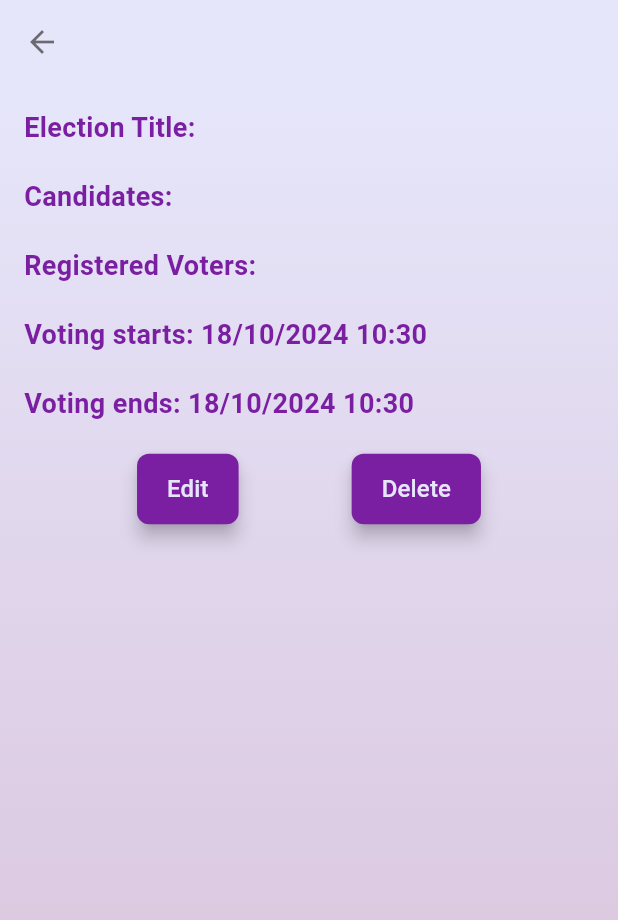
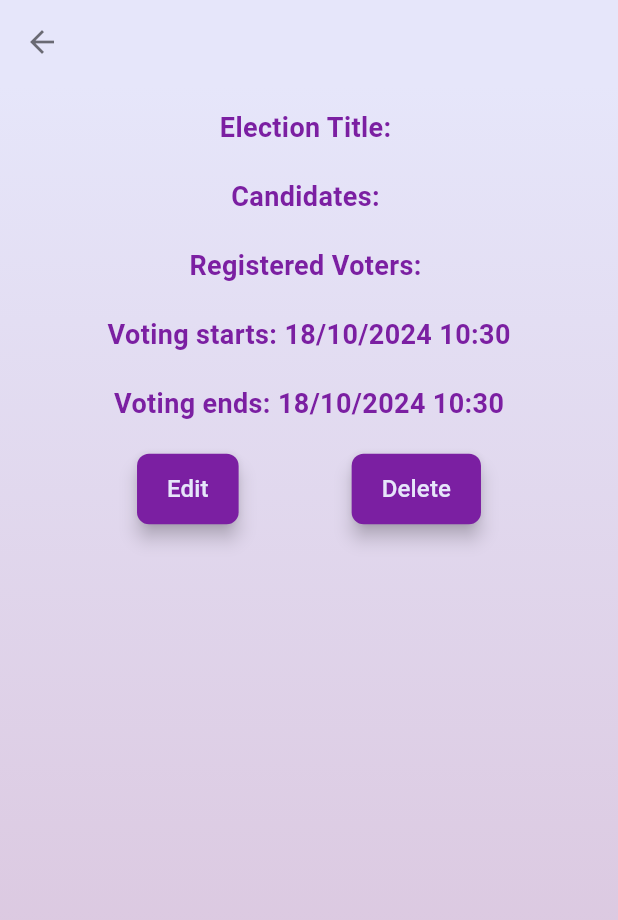
Before and after one commit to Atinuke-Manuels/Easy_Vote, a Flutter app: the ElectionDetailsScreen screen opened directly with empty values, on a phone screen of 412 x 824 dp. Shown: the top 920 px of the screen. Run offline on Flutter 3.47's test engine with Material 3 defaults, Android fonts, the phone set to English and light mode, and no system bars; our stand-ins replace cloud_firestore, firebase_auth, firebase_core, fl_chart, responsive_builder; accounts and stored records are empty; network calls fail.

```diff
--- a/lib/screens/mobile_screens/admin/admin_login_screen.dart
+++ b/lib/screens/mobile_screens/admin/admin_login_screen.dart
@@ -292,7 +292,7 @@ class _AdminLoginScreenState extends State<AdminLoginScreen> {
                   const SizedBox(height: 20),
                   CustomButton(
                     onPressed: _isLoading ? null : _submitLogin,
-                    child: Text(_isLoading ? 'Loading...' : 'Login'),
+                    child: Text(_isLoading ? 'Loading...' : 'L O G I N'),
                   ),
                   SizedBox(
                     height: 10,
--- a/lib/screens/mobile_screens/admin/election_details_screen.dart
+++ b/lib/screens/mobile_screens/admin/election_details_screen.dart
@@ -74,20 +74,23 @@ class ElectionDetailsScreen extends StatelessWidget {
 
     return Scaffold(
       appBar: AppBar(
-        title: Text(election.title),
+        title: Text(election.title, style: AppTextStyles.headingStyle(context),),
         centerTitle: true,
         backgroundColor: Theme.of(context).colorScheme.onPrimaryFixed,
         elevation: 0,
       ),
       body: Container(
+        width: double.infinity,
+        height: double.infinity,
         decoration: BoxDecoration(
           gradient: Provider.of<ThemeProvider>(context).backgroundGradient,
         ),
         child: Padding(
           padding: const EdgeInsets.all(16.0),
-          child: Center(
+          child: SingleChildScrollView(
+            reverse: false,
             child: Column(
-              crossAxisAlignment: CrossAxisAlignment.start,
+              crossAxisAlignment: CrossAxisAlignment.center,
               children: [
                 Text('Election Title: ${election.title}', style: AppTextStyles.headingStyle(context)),
                 const SizedBox(height: 20),
--- a/lib/screens/mobile_screens/auth/forgot_password_screen.dart
+++ b/lib/screens/mobile_screens/auth/forgot_password_screen.dart
@@ -112,7 +112,7 @@ class _ForgotPasswordScreenState extends State<ForgotPasswordScreen> {
                     child: Text(_isLoading ? 'Loading...' : 'Send Reset Link'),
                   ),
                   const SizedBox(height: 10),
-                  Row(
+                  Column(
                     mainAxisAlignment: MainAxisAlignment.center,
                     children: [
                       Text("You now remember your password?",
--- a/lib/screens/mobile_screens/auth/login_screen.dart
+++ b/lib/screens/mobile_screens/auth/login_screen.dart
@@ -286,7 +286,7 @@ class _LoginScreenState extends State<LoginScreen> {
                   const SizedBox(height: 20),
                   CustomButton(
                     onPressed: _isLoading ? null : _submitLogin,
-                    child: Text(_isLoading ? 'Loading...' : 'Login'),
+                    child: Text(_isLoading ? 'Loading...' : 'L O G I N'),
                   ),
                   SizedBox(height: 10),
                   Row(
--- a/lib/screens/mobile_screens/auth/sign_up_screen.dart
+++ b/lib/screens/mobile_screens/auth/sign_up_screen.dart
@@ -196,7 +196,7 @@ class _SignUpScreenState extends State<SignUpScreen> {
                 ),
                 CustomButton(
                   onPressed: _isLoading ? null : _submitSignup,
-                  child: Text(_isLoading ? 'Loading...' : 'Signup'),
+                  child: Text(_isLoading ? 'Loading...' : 'S I G N U P'),
                 ),
                 const SizedBox(
                   height: 10,
--- a/lib/screens/web_screens/web_admin/web_admin_login_screen.dart
+++ b/lib/screens/web_screens/web_admin/web_admin_login_screen.dart
@@ -273,7 +273,7 @@ class _WebAdminLoginScreenState extends State<WebAdminLoginScreen> {
                   const SizedBox(height: 20),
                   CustomButton(
                     onPressed: _isLoading ? null : _submitLogin,
-                    child: Text(_isLoading ? 'Loading...' : 'Login'),
+                    child: Text(_isLoading ? 'Loading...' : 'L O G I N'),
                   ),
                   SizedBox(
                     height: 10,
--- a/lib/screens/web_screens/web_admin/web_elections_details_screen.dart
+++ b/lib/screens/web_screens/web_admin/web_elections_details_screen.dart
@@ -92,6 +92,8 @@ class WebElectionDetailsScreen extends StatelessWidget {
           child: Container(
             alignment: Alignment.center,
             padding: const EdgeInsets.all(16.0),
+            child: SingleChildScrollView(
+              reverse: false,
               child: Column(
                 crossAxisAlignment: CrossAxisAlignment.center,
                 children: [
@@ -157,6 +159,7 @@ class WebElectionDetailsScreen extends StatelessWidget {
             ),
           ),
         ),
+      ),
     );
   }
 }
--- a/lib/screens/web_screens/web_auth/web_login_screen.dart
+++ b/lib/screens/web_screens/web_auth/web_login_screen.dart
@@ -266,7 +266,7 @@ class _WebLoginScreenState extends State<WebLoginScreen> {
                   const SizedBox(height: 20),
                   CustomButton(
                     onPressed: _isLoading ? null : _submitLogin,
-                    child: Text(_isLoading ? 'Loading...' : 'Login'),
+                    child: Text(_isLoading ? 'Loading...' : 'L O G I N'),
                   ),
                   SizedBox(height: 10),
                   Row(
--- a/lib/screens/web_screens/web_auth/web_signup_screen.dart
+++ b/lib/screens/web_screens/web_auth/web_signup_screen.dart
@@ -185,7 +185,7 @@ class _WebSignUpScreenState extends State<WebSignUpScreen> {
                 ),
                 CustomButton(
                   onPressed: _isLoading ? null : _submitSignup,
-                  child: Text(_isLoading ? 'Loading...' : 'Signup'),
+                  child: Text(_isLoading ? 'Loading...' : 'S I G N U P'),
                 ),
                 const SizedBox(
                   height: 10,
--- a/lib/themes/light_mode.dart
+++ b/lib/themes/light_mode.dart
@@ -12,7 +12,7 @@ ThemeData lightMode = ThemeData(
       // Background color
       //error: Colors.red.shade600,
       error: Colors.purple.shade700,
-      onError: Colors.red,
+      onError: const Color(0xFFDE918B),
       // Error color
      // onPrimary: Colors.white,
       // Text on primary color
```
Also changed, not shown: lib/screens/mobile_screens/admin/admin_home_screen.dart (+2 -12 lines), lib/screens/web_screens/web_admin/web_admin_home_screen.dart (+1 -11 lines), 1 other file. Lines whose indentation alone changed are shown as unchanged.
